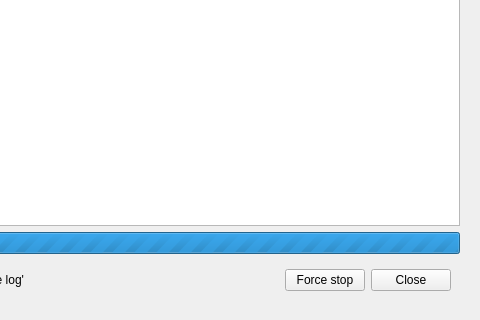
First picture: the form in src/modrepositorywindow.ui, repository kriana/SilVerPLuM, before the edit; both pictures show x 255 to 735 and y 173 to 493 of the 735 by 493 pixel window.
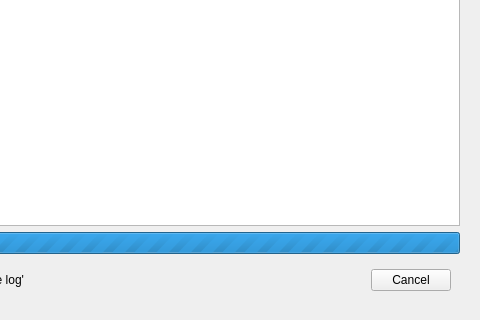
Second picture: the form after the edit. The open tabs and pages were chosen to show the change. Icons and pictures are not drawn. Custom widgets are drawn as their Qt base class.

Diff of the .ui file:
```diff
--- a/src/modrepositorywindow.ui
+++ b/src/modrepositorywindow.ui
@@ -356,7 +356,7 @@
           <item>
            <widget class="QPushButton" name="progressStop">
             <property name="text">
-             <string>Force stop</string>
+             <string>Cancel</string>
             </property>
             <property name="icon">
              <iconset theme="dialog-cancel">
@@ -364,17 +364,6 @@
             </property>
            </widget>
           </item>
-          <item>
-           <widget class="QPushButton" name="progressClose">
-            <property name="text">
-             <string>Close</string>
-            </property>
-            <property name="icon">
-             <iconset theme="window-close">
-              <normaloff>.</normaloff>.</iconset>
-            </property>
-           </widget>
-          </item>
          </layout>
         </widget>
        </item>
```
Left out of the diff: 2 changed lines with no effect on the pictures.
